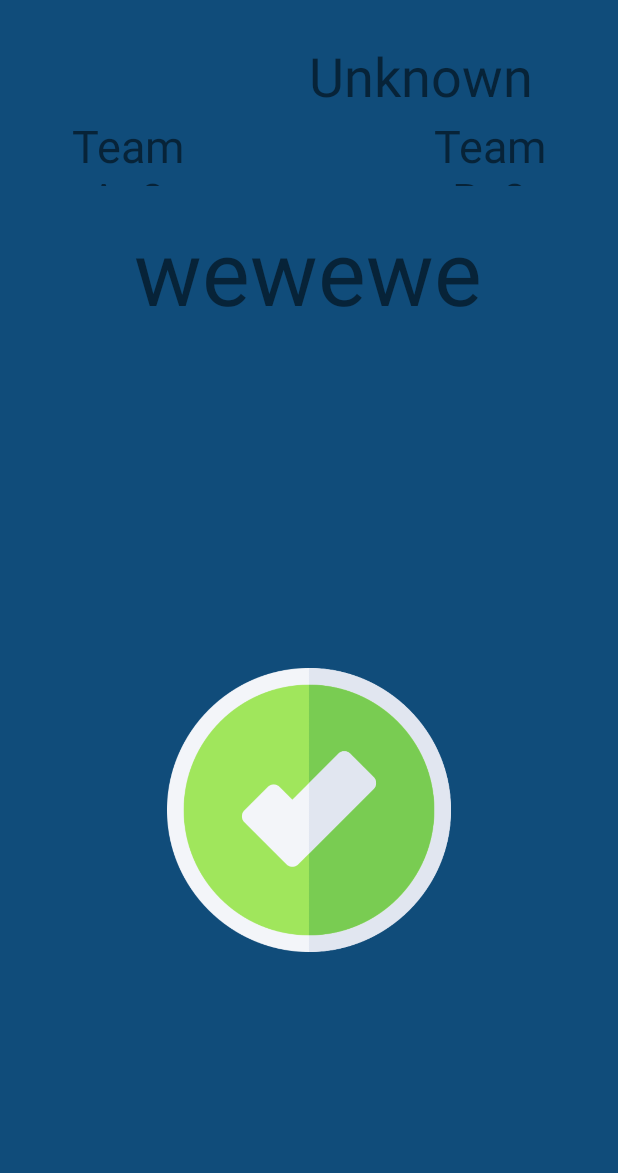
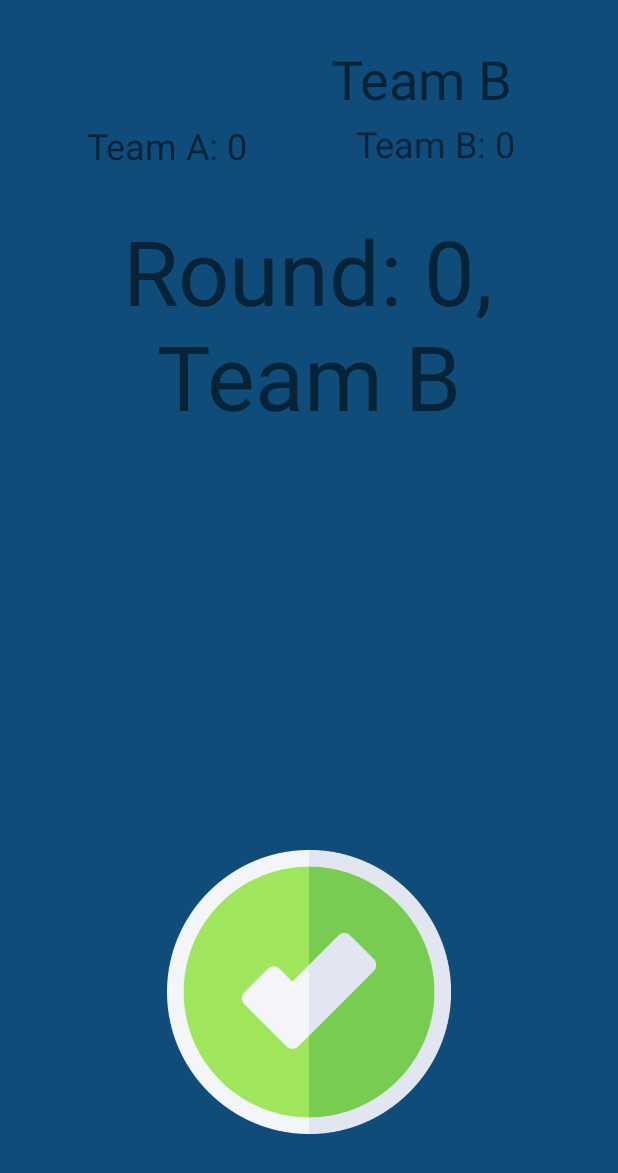
Before and after one commit to wwrzesien/app-activities, an Android app: the screen it shows after launch (Game1), on a phone screen of 412 x 824 dp. Shown: the top 1173 px of the screen. Run offline under Robolectric (Android 15) with nearby library versions, the phone set to English and light mode, and no system bars; our stand-ins replace Firebase (no records; nobody signed in at launch, a user with empty details on screens opened directly).

Commit message:
Display lists of forbidden names.

```diff
--- a/app/src/main/java/com/example/activities/Game1.java
+++ b/app/src/main/java/com/example/activities/Game1.java
@@ -5,6 +5,7 @@ import androidx.appcompat.app.AppCompatActivity;
 import android.os.Bundle;
 import android.util.Log;
 import android.view.View;
+import android.widget.ArrayAdapter;
 import android.widget.ImageView;
 import android.widget.ListView;
 import android.widget.TextView;
@@ -15,19 +16,38 @@ import com.google.firebase.database.DatabaseReference;
 import com.google.firebase.database.FirebaseDatabase;
 import com.google.firebase.database.ValueEventListener;
 
+import java.util.ArrayList;
 import java.util.HashMap;
 import java.util.List;
 import java.util.Map;
 
+
 public class Game1 extends AppCompatActivity {
 
-    public static Map<String, List<String>> clues = new HashMap<String, List<String>>();
-    public static String whoseTurn = "Unknown";
-    public static Integer roundIterator;
-    public static Integer team1Score = 0;
-    public static Integer team2Score = 0;
+//    public static Map<String, List<String>> clues = new HashMap<String, List<String>>();
+    public ArrayList<Clue> clues = new ArrayList<Clue>();
+    public String whoseTurn = "A";
+    public Integer roundIterator = 0;
+//    public Integer team1Score = 0;
+//    public Integer team2Score = 0;
+    public Map<String, Integer> score = new HashMap<String, Integer>() {{
+        put("A",0);
+        put("B", 0);
+    }};
 
-    public void displayClueScreen(View view) {
+    public void displayRoundScreen() {
+        ImageView correctRef = (ImageView) findViewById(R.id.correct);
+        ImageView wrongRef = (ImageView) findViewById(R.id.wrong);
+        ImageView startRef = (ImageView) findViewById(R.id.start_game1);
+        ListView cluesListRef = (ListView) findViewById(R.id.clue_list);
+
+        startRef.animate().alpha(1f).setDuration(500);
+        cluesListRef.animate().alpha(0f).setDuration(500);
+        correctRef.animate().alpha(0f).setDuration(500);
+        wrongRef.animate().alpha(0f).setDuration(500);
+    }
+
+    public void displayGameScreen(View view) {
         ImageView correctRef = (ImageView) findViewById(R.id.correct);
         ImageView wrongRef = (ImageView) findViewById(R.id.wrong);
         ImageView startRef = (ImageView) findViewById(R.id.start_game1);
@@ -38,25 +58,60 @@ public class Game1 extends AppCompatActivity {
         correctRef.animate().alpha(1f).setDuration(500);
         wrongRef.animate().alpha(1f).setDuration(500);
 
-        Log.i("INFO", "Game1 started");
-
-
-
-//        TextView clueRef = (TextView) findViewById(R.id.clue);
-//        clueRef.setText(clues.get)
-
+        setValuesGameScreen();
     }
 
-    public void setDefaultValuesOnGameScreen() {
+    public void setValuesRoundScreen() {
+        roundIterator += 1;
+        if (whoseTurn == "A") whoseTurn = "B";
+        else whoseTurn = "A";
+
         TextView turnRef = (TextView) findViewById(R.id.whose_turn);
-        turnRef.setText(whoseTurn);
+        turnRef.setText("Team " + whoseTurn);
 
         TextView t1ScoreRef = (TextView) findViewById(R.id.t1_score);
-        t1ScoreRef.setText("Team A: " + team1Score);
+        t1ScoreRef.setText("Team A: " + score.get("A"));
 
         TextView t2ScoreRef = (TextView) findViewById(R.id.t2_score);
-        t2ScoreRef.setText("Team B: " + team2Score);
+        t2ScoreRef.setText("Team B: " + score.get("B"));
+
+        TextView clueRef = (TextView) findViewById(R.id.clue);
+        clueRef.getLayoutParams().height = 180 * 3;
+        clueRef.setText("Round: " + roundIterator / 2 + ", Team " + whoseTurn);
+
+        Log.i("Info", "Round " + roundIterator/2 + ", team " + whoseTurn + " turn.");
     }
+
+    public void setValuesGameScreen() {
+        Clue clue = clues.get(roundIterator - 1);
+
+        TextView clueRef = (TextView) findViewById(R.id.clue);
+        clueRef.getLayoutParams().height = 120 * 3;
+        clueRef.setText(clue.getName());
+
+        ListView clueListRef = (ListView) findViewById(R.id.clue_list);
+        ArrayAdapter<String> adapter = new ArrayAdapter<String>(this, R.layout.row, clue.getArray());
+        clueListRef.setAdapter(adapter);
+    }
+
+    public void correctGame1(View view) {
+        score.put(whoseTurn, score.get(whoseTurn) + 1);
+
+        displayRoundScreen();
+        setValuesRoundScreen();
+    }
+
+    public void wrongGame1(View view) {
+        if (score.get(whoseTurn) == 0) {
+            score.put(whoseTurn, 0);
+        } else {
+            score.put(whoseTurn, score.get(whoseTurn) - 1);
+        }
+
+        displayRoundScreen();
+        setValuesRoundScreen();
+    }
+
 
     @Override
     protected void onCreate(Bundle savedInstanceState) {
@@ -72,9 +127,14 @@ public class Game1 extends AppCompatActivity {
             public void onDataChange(DataSnapshot snapShot) {
                 for (DataSnapshot data : snapShot.getChildren()) {
                     Map map = (Map) data.getValue();
-                    clues.put(String.valueOf(map.get("name")), (List) map.get("forbidden"));
+//                    clues.put(String.valueOf(map.get("name")), (List) map.get("forbidden"));
+                    Clue tempClue = new Clue(String.valueOf(map.get("name")), (ArrayList) map.get("forbidden"));
+                    Log.i("Info", tempClue.getName());
+                    Log.i("Info", "" + tempClue.getArray());
+                    clues.add(tempClue);
                     Log.i("Info", "" + clues);
                     Log.i("Info", "Data retrieved from database.");
+
                 }
             }
             @Override
@@ -83,7 +143,8 @@ public class Game1 extends AppCompatActivity {
             }
         });
 
-        setDefaultValuesOnGameScreen();
+        setValuesRoundScreen();
+        Log.i("INFO", "Game1 started");
 
 //        ImageView startGame1 = (ImageView) findViewById(R.id.start_game1);
 //        startGame1.setOnClickListener(new View.OnClickListener() {
--- a/app/src/main/res/layout/display_game1.xml
+++ b/app/src/main/res/layout/display_game1.xml
@@ -28,6 +28,7 @@
         android:layout_height="89dp"
         android:layout_marginTop="31dp"
         android:alpha="0"
+        android:onClick="wrongGame1"
         app:layout_constraintBottom_toBottomOf="parent"
         app:layout_constraintEnd_toEndOf="parent"
         app:layout_constraintHorizontal_bias="0.159"
@@ -42,6 +43,7 @@
         android:layout_height="89dp"
         android:layout_marginTop="31dp"
         android:alpha="0"
+        android:onClick="correctGame1"
         app:layout_constraintBottom_toBottomOf="parent"
         app:layout_constraintEnd_toEndOf="parent"
         app:layout_constraintHorizontal_bias="0.84"
@@ -53,7 +55,7 @@
     <TextView
         android:id="@+id/clue"
         android:layout_width="336dp"
-        android:layout_height="111dp"
+        android:layout_height="120dp"
         android:layout_marginTop="140dp"
         android:text="@string/wewewe"
         android:textAlignment="center"
@@ -65,12 +67,12 @@
 
     <TextView
         android:id="@+id/t1_score"
-        android:layout_width="96dp"
-        android:layout_height="47dp"
+        android:layout_width="165dp"
+        android:layout_height="43dp"
         android:layout_marginBottom="16dp"
         android:text="@string/textview"
         android:textAlignment="center"
-        android:textSize="30sp"
+        android:textSize="24sp"
         app:layout_constraintBottom_toTopOf="@+id/clue"
         app:layout_constraintEnd_toEndOf="parent"
         app:layout_constraintHorizontal_bias="0.117"
@@ -80,18 +82,18 @@
 
     <TextView
         android:id="@+id/t2_score"
-        android:layout_width="96dp"
-        android:layout_height="47dp"
+        android:layout_width="165dp"
+        android:layout_height="43dp"
         android:layout_marginBottom="16dp"
         android:text="@string/textview"
         android:textAlignment="center"
-        android:textSize="30sp"
+        android:textSize="24sp"
         app:layout_constraintBottom_toTopOf="@+id/clue"
         app:layout_constraintEnd_toEndOf="parent"
-        app:layout_constraintHorizontal_bias="0.879"
+        app:layout_constraintHorizontal_bias="0.841"
         app:layout_constraintStart_toStartOf="parent"
         app:layout_constraintTop_toTopOf="parent"
-        app:layout_constraintVertical_bias="1.0" />
+        app:layout_constraintVertical_bias="0.987" />
 
     <TextView
         android:id="@+id/whose_turn"
@@ -114,7 +116,7 @@
         android:layout_marginBottom="4dp"
         android:alpha="1"
         android:contentDescription="@string/todo"
-        android:onClick="displayClueScreen"
+        android:onClick="displayGameScreen"
         app:layout_constraintBottom_toBottomOf="parent"
         app:layout_constraintEnd_toEndOf="parent"
         app:layout_constraintStart_toStartOf="parent"
```
Also changed, not shown: app/src/main/java/com/example/activities/Clue.java (added, +24 -0 lines), app/src/main/res/layout/row.xml (added, +8 -0 lines).
